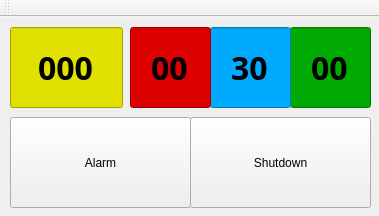
thanhtong89/sandkeeper_win, file mainwindow.ui: the form before one commit.
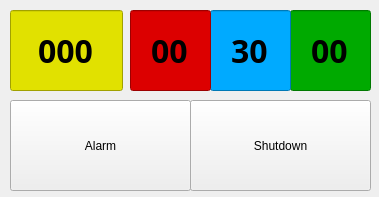
The form after the commit. Custom widgets are drawn as their Qt base class.

Commit message: Using readOnly attribute for a better appearance during countdown.

Patch:
```diff
--- a/mainwindow.ui
+++ b/mainwindow.ui
@@ -7,7 +7,7 @@
     <x>0</x>
     <y>0</y>
     <width>379</width>
-    <height>216</height>
+    <height>197</height>
    </rect>
   </property>
   <property name="windowTitle">
@@ -195,14 +195,6 @@
     </rect>
    </property>
   </widget>
-  <widget class="QToolBar" name="mainToolBar">
-   <attribute name="toolBarArea">
-    <enum>TopToolBarArea</enum>
-   </attribute>
-   <attribute name="toolBarBreak">
-    <bool>false</bool>
-   </attribute>
-  </widget>
  </widget>
  <layoutdefault spacing="6" margin="11"/>
  <customwidgets>
```
The commit also changes 2 other files.
